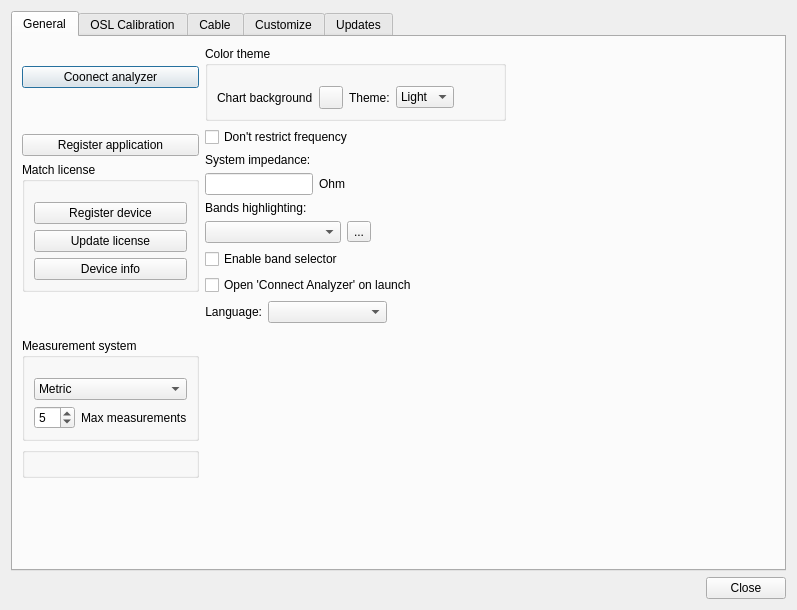
Old version of the form settings.ui in the repository K4HEZ/AntScopeZ.
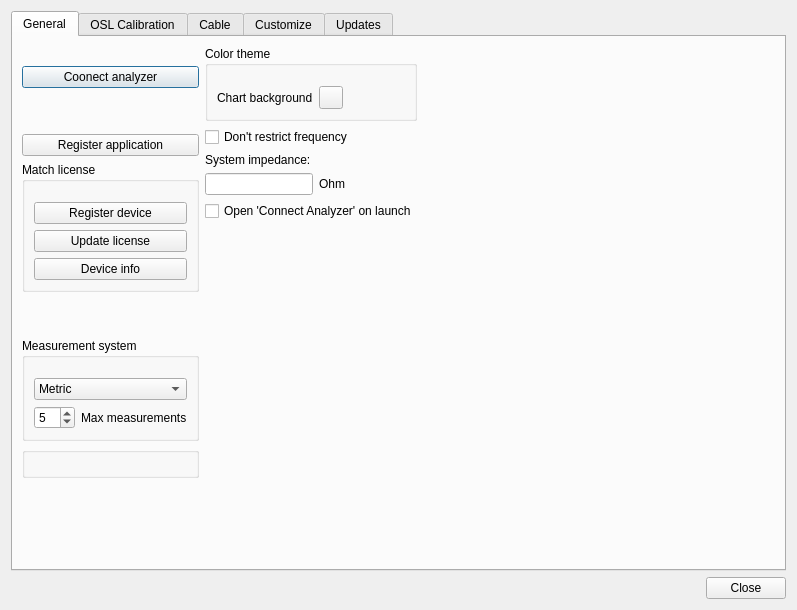
New version of the form. The open tabs and pages were chosen to show the change.

Commit message: Remove Theme/Band Highlighting/Band Selector/Language from Settings

What changed in the file:
```diff
--- a/settings.ui
+++ b/settings.ui
@@ -250,33 +250,6 @@
                   </property>
                  </widget>
                 </item>
-                <item>
-                 <widget class="QLabel" name="themeLabel">
-                  <property name="text">
-                   <string>Theme:</string>
-                  </property>
-                 </widget>
-                </item>
-                <item>
-                 <widget class="QComboBox" name="themeComboBox">
-                  <property name="sizePolicy">
-                   <sizepolicy hsizetype="Expanding" vsizetype="Fixed">
-                    <horstretch>0</horstretch>
-                    <verstretch>0</verstretch>
-                   </sizepolicy>
-                  </property>
-                  <item>
-                   <property name="text">
-                    <string>Light</string>
-                   </property>
-                  </item>
-                  <item>
-                   <property name="text">
-                    <string>Dark</string>
-                   </property>
-                  </item>
-                 </widget>
-                </item>
                 <item>
                  <spacer name="horizontalSpacer_11">
                   <property name="orientation">
@@ -356,54 +329,6 @@
            </item>
            <item>
             <layout class="QVBoxLayout" name="verticalLayout_16">
-             <item>
-              <widget class="QLabel" name="label_17">
-               <property name="text">
-                <string>Bands highlighting:</string>
-               </property>
-              </widget>
-             </item>
-             <item>
-              <layout class="QHBoxLayout" name="horizontalLayout_37">
-               <item>
-                <widget class="QComboBox" name="bandsCombobox">
-                 <property name="sizePolicy">
-                  <sizepolicy hsizetype="Expanding" vsizetype="Fixed">
-                   <horstretch>0</horstretch>
-                   <verstretch>0</verstretch>
-                  </sizepolicy>
-                 </property>
-                </widget>
-               </item>
-               <item>
-                <widget class="QToolButton" name="editBandsBtn">
-                 <property name="text">
-                  <string>...</string>
-                 </property>
-                </widget>
-               </item>
-               <item>
-                <spacer name="horizontalSpacer_8">
-                 <property name="orientation">
-                  <enum>Qt::Orientation::Horizontal</enum>
-                 </property>
-                 <property name="sizeHint" stdset="0">
-                  <size>
-                   <width>40</width>
-                   <height>20</height>
-                  </size>
-                 </property>
-                </spacer>
-               </item>
-              </layout>
-             </item>
-             <item>
-              <widget class="QCheckBox" name="checkBoxBandSelector">
-               <property name="text">
-                <string>Enable band selector</string>
-               </property>
-              </widget>
-             </item>
              <item>
               <widget class="QCheckBox" name="checkBoxOpenConnectAnalyzerAtLaunch">
                <property name="text">
@@ -413,43 +338,6 @@
              </item>
             </layout>
            </item>
-           <item>
-            <layout class="QHBoxLayout" name="horizontalLayout_30">
-             <item>
-              <widget class="QLabel" name="languageLabel">
-               <property name="text">
-                <string>Language:</string>
-               </property>
-               <property name="alignment">
-                <set>Qt::AlignmentFlag::AlignRight|Qt::AlignmentFlag::AlignTrailing|Qt::AlignmentFlag::AlignVCenter</set>
-               </property>
-              </widget>
-             </item>
-             <item>
-              <widget class="QComboBox" name="languageComboBox">
-               <property name="sizePolicy">
-                <sizepolicy hsizetype="Expanding" vsizetype="Fixed">
-                 <horstretch>0</horstretch>
-                 <verstretch>0</verstretch>
-                </sizepolicy>
-               </property>
-              </widget>
-             </item>
-             <item>
-              <spacer name="horizontalSpacer_9">
-               <property name="orientation">
-                <enum>Qt::Orientation::Horizontal</enum>
-               </property>
-               <property name="sizeHint" stdset="0">
-                <size>
-                 <width>40</width>
-                 <height>20</height>
-                </size>
-               </property>
-              </spacer>
-             </item>
-            </layout>
-           </item>
            <item>
             <spacer name="verticalSpacer_general_2">
              <property name="orientation">
```
Left out of the diff: 2 changed lines with no effect on the pictures. The commit also changes 4 other files.
